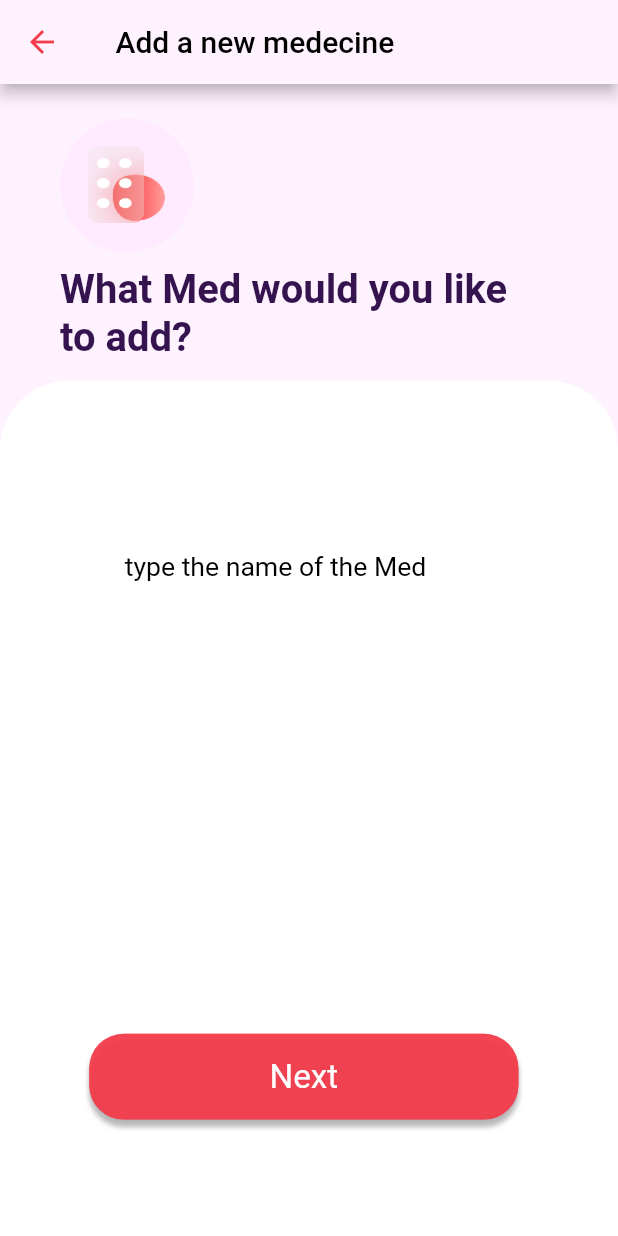
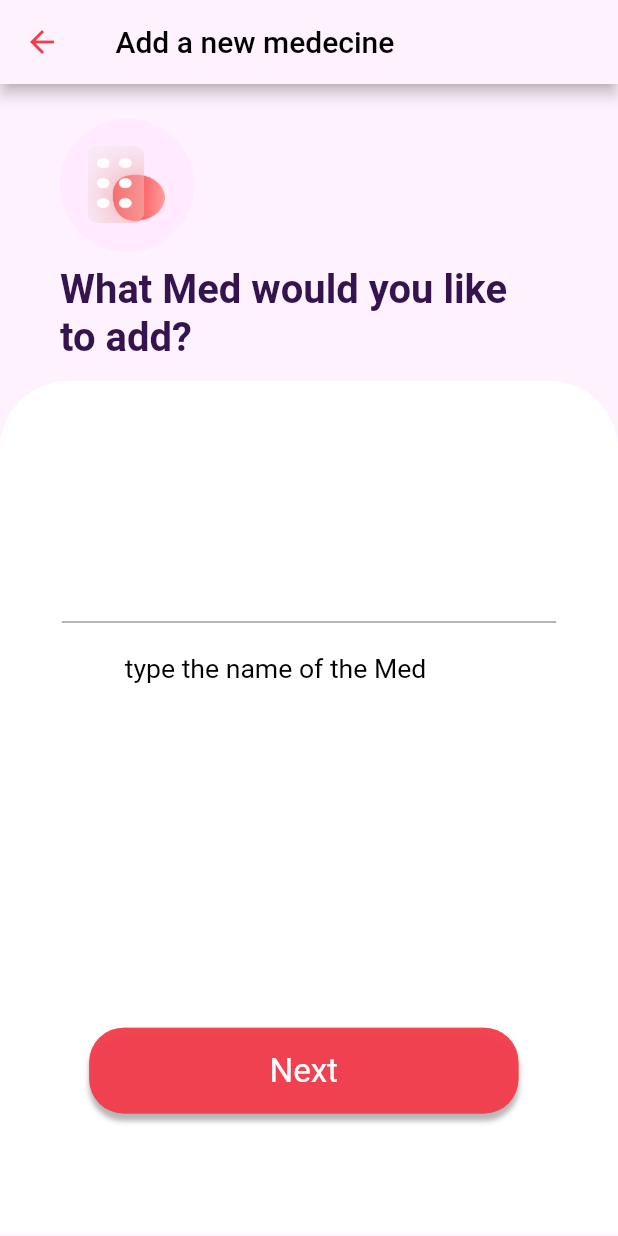
Before and after one commit to Alaeddineath/dawini, a Flutter app: the AddName screen opened by its route, on a phone screen of 412 x 824 dp. Run offline on Flutter 3.47's test engine with Material 2 defaults, Android fonts, the light colour scheme and no system bars; our stand-ins replace google_fonts.

Commit message:
alaa's push

```diff
--- a/lib/screens/add-name-.dart
+++ b/lib/screens/add-name-.dart
@@ -98,6 +98,7 @@ class AddName extends StatelessWidget {
                   ],
                 ),
               ),
+              //bigest container
               Container(
                 // autogroupw56uhm6 (H8xtzcderzQ8X6GmJAw56U)
                 padding:
@@ -113,10 +114,15 @@ class AddName extends StatelessWidget {
                 child: Column(
                   crossAxisAlignment: CrossAxisAlignment.center,
                   children: [
+                    TextField(
+                      decoration: InputDecoration(
+                      ),
+                    ),
+                    SizedBox(height: 20),
                     Container(
                       // typethenameofthemedXEL (11:17)
                       margin: EdgeInsets.fromLTRB(
-                          0 * fem, 0 * fem, 39 * fem, 263 * fem),
+                          0 * fem, 0 * fem, 39 * fem, 200 * fem),
                       child: Text(
                         'type the name of the Med ',
                         textAlign: TextAlign.center,
```
